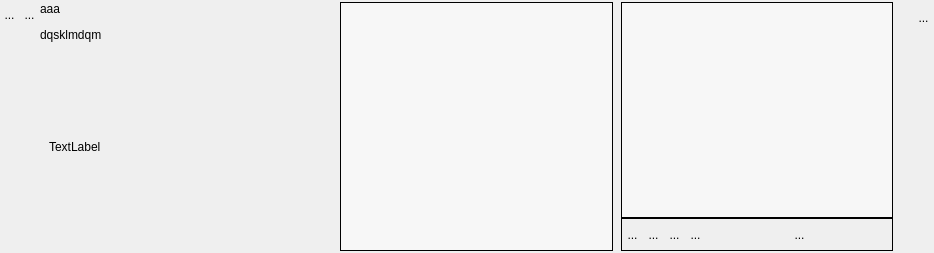
The window that UiQT4/desWidgetPlusieursIntoOrdonne.ui (SalomePlatform/eficas_tools) describes before a commit, drawn with Qt 5.
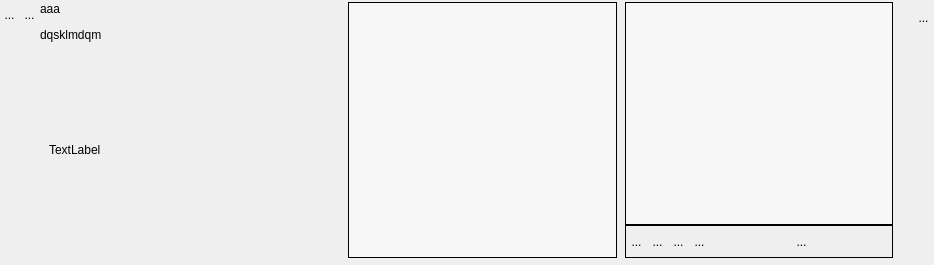
The same window after the commit. Icons and pictures are not drawn. Custom widgets are drawn as their Qt base class.

Patch:
```diff
--- a/UiQT4/desWidgetPlusieursIntoOrdonne.ui
+++ b/UiQT4/desWidgetPlusieursIntoOrdonne.ui
@@ -7,7 +7,7 @@
     <x>0</x>
     <y>0</y>
     <width>934</width>
-    <height>253</height>
+    <height>265</height>
    </rect>
   </property>
   <property name="sizePolicy">
@@ -39,7 +39,7 @@
     <number>0</number>
    </property>
    <property name="bottomMargin">
-    <number>2</number>
+    <number>7</number>
    </property>
    <item>
     <layout class="QVBoxLayout" name="verticalLayout_3">
@@ -200,7 +200,7 @@
           <x>0</x>
           <y>0</y>
           <width>300</width>
-          <height>187</height>
+          <height>194</height>
          </rect>
         </property>
         <layout class="QVBoxLayout" name="verticalLayout_6">
@@ -223,6 +223,22 @@
      </item>
     </layout>
    </item>
+   <item>
+    <spacer name="horizontalSpacer_3">
+     <property name="orientation">
+      <enum>Qt::Horizontal</enum>
+     </property>
+     <property name="sizeType">
+      <enum>QSizePolicy::Fixed</enum>
+     </property>
+     <property name="sizeHint" stdset="0">
+      <size>
+       <width>8</width>
+       <height>20</height>
+      </size>
+     </property>
+    </spacer>
+   </item>
    <item>
     <widget class="QScrollArea" name="scrollArea">
      <property name="sizePolicy">
@@ -254,8 +270,8 @@
        <rect>
         <x>0</x>
         <y>0</y>
-        <width>266</width>
-        <height>247</height>
+        <width>262</width>
+        <height>254</height>
        </rect>
       </property>
       <property name="sizePolicy">
@@ -342,8 +358,8 @@
            <rect>
             <x>0</x>
             <y>0</y>
-            <width>261</width>
-            <height>202</height>
+            <width>257</width>
+            <height>209</height>
            </rect>
           </property>
           <property name="sizePolicy">
```
Left out of the diff: 3 changed lines with no effect on the pictures.
